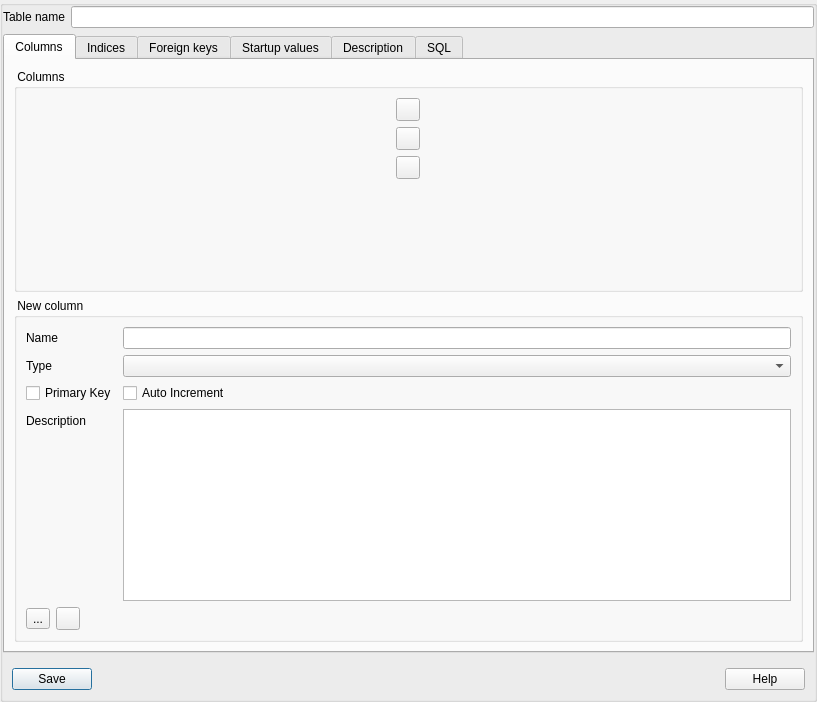
The window that NewTableForm.ui (fritzone/ddm) describes before a commit, drawn with Qt 5.
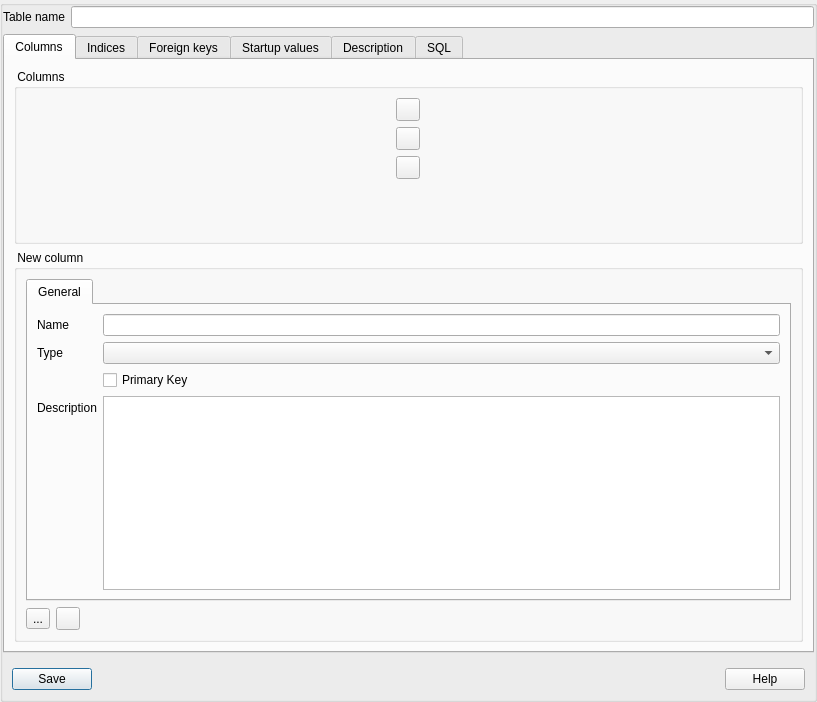
The same window after the commit. The open tabs and pages were chosen to show the change. Icons and pictures are not drawn.

```diff
--- a/NewTableForm.ui
+++ b/NewTableForm.ui
@@ -167,6 +167,13 @@
             </property>
             <layout class="QVBoxLayout" name="verticalLayout_4">
              <item>
+              <widget class="QTabWidget" name="tabWidgetForColumnDetails">
+               <widget class="QWidget" name="tabWidget_2Page1" native="true">
+                <attribute name="title">
+                 <string>General</string>
+                </attribute>
+                <layout class="QVBoxLayout" name="verticalLayout_18">
+                 <item>
               <layout class="QFormLayout" name="formLayout">
                <property name="fieldGrowthPolicy">
                 <enum>QFormLayout::AllNonFixedFieldsGrow</enum>
@@ -199,20 +206,13 @@
                  </property>
                 </widget>
                </item>
-               <item row="2" column="0">
+                   <item row="2" column="1">
                 <widget class="QCheckBox" name="chkPrimary">
                  <property name="text">
                   <string>Primary Key</string>
                  </property>
                 </widget>
                </item>
-               <item row="2" column="1">
-                <widget class="QCheckBox" name="chkAutoInc">
-                 <property name="text">
-                  <string>Auto Increment</string>
-                 </property>
-                </widget>
-               </item>
                <item row="3" column="0">
                 <widget class="QLabel" name="lblDescription">
                  <property name="text">
@@ -224,6 +224,10 @@
                 <widget class="QTextEdit" name="txtColumnDescription"/>
                </item>
               </layout>
+                 </item>
+                </layout>
+               </widget>
+              </widget>
              </item>
              <item>
               <layout class="QHBoxLayout" name="horizontalLayout_3">
```
Left out of the diff: 2 changed lines with no effect on the pictures. Lines whose indentation alone changed are shown as unchanged.
